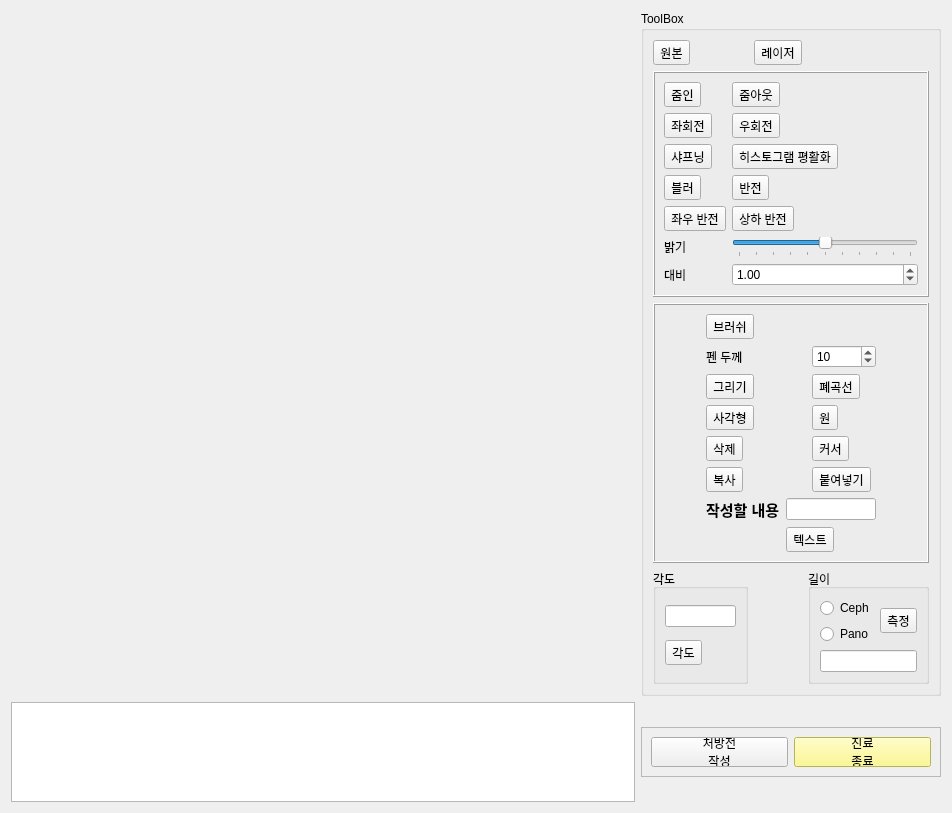
Qt form Project/src/viewer/ImageViewerSW/imagealbum.ui (AndaCondaa/Dental_Imaging_SW_System) before a commit.
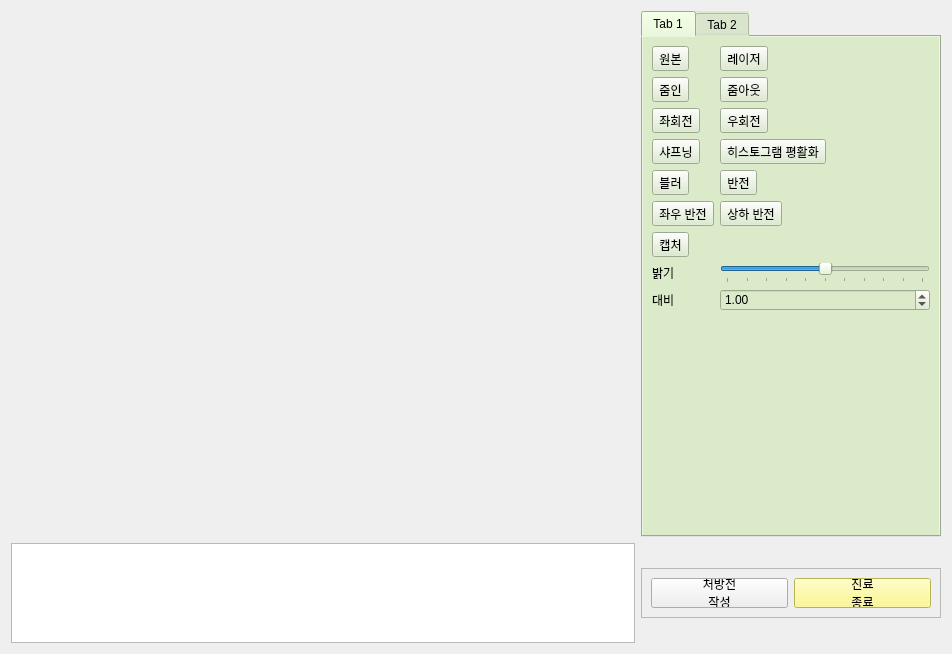
The same form after that commit.

Commit message: feat : add Capture, modify text font size

The edit to the form file:
```diff
--- a/Project/src/viewer/ImageViewerSW/imagealbum.ui
+++ b/Project/src/viewer/ImageViewerSW/imagealbum.ui
@@ -27,37 +27,186 @@
     <layout class="QGridLayout" name="gridLayout"/>
    </item>
    <item row="0" column="1">
-    <widget class="QSplitter" name="splitter">
-     <property name="orientation">
-      <enum>Qt::Horizontal</enum>
-     </property>
-     <widget class="QGroupBox" name="groupBox">
+    <widget class="QTabWidget" name="tabWidget">
       <property name="maximumSize">
        <size>
         <width>300</width>
         <height>16777215</height>
        </size>
       </property>
-      <property name="font">
-       <font>
-        <bold>false</bold>
-       </font>
-      </property>
-      <property name="title">
-       <string>ToolBox</string>
-      </property>
-      <layout class="QGridLayout" name="gridLayout_7">
-       <item row="2" column="0" colspan="3">
-        <widget class="QFrame" name="frame_2">
-         <property name="frameShape">
-          <enum>QFrame::Box</enum>
+     <property name="styleSheet">
+      <string notr="true">background-color: rgb(219, 235, 202);</string>
+     </property>
+     <property name="currentIndex">
+      <number>0</number>
+     </property>
+     <widget class="QWidget" name="tab">
+      <attribute name="title">
+       <string>Tab 1</string>
+      </attribute>
+      <layout class="QFormLayout" name="formLayout_2">
+       <item row="1" column="0">
+        <widget class="QToolButton" name="ZoomIn">
+         <property name="text">
+          <string>줌인</string>
          </property>
-         <property name="frameShadow">
-          <enum>QFrame::Raised</enum>
-         </property>
-         <layout class="QGridLayout" name="gridLayout_5">
+        </widget>
+       </item>
           <item row="1" column="1">
+        <widget class="QToolButton" name="ZoomOut">
+         <property name="text">
+          <string>줌아웃</string>
+         </property>
+        </widget>
+       </item>
+       <item row="2" column="0">
+        <widget class="QToolButton" name="LeftRotate">
+         <property name="text">
+          <string>좌회전</string>
+         </property>
+        </widget>
+       </item>
+       <item row="2" column="1">
+        <widget class="QToolButton" name="RightRotate">
+         <property name="text">
+          <string>우회전</string>
+         </property>
+        </widget>
+       </item>
+       <item row="3" column="0">
+        <widget class="QToolButton" name="Sharpening">
+         <property name="text">
+          <string>샤프닝</string>
+         </property>
+        </widget>
+       </item>
+       <item row="3" column="1">
+        <widget class="QToolButton" name="HistEqual">
+         <property name="text">
+          <string>히스토그램 평활화</string>
+         </property>
+        </widget>
+       </item>
+       <item row="4" column="0">
+        <widget class="QToolButton" name="Blur">
+         <property name="text">
+          <string>블러</string>
+         </property>
+        </widget>
+       </item>
+       <item row="4" column="1">
+        <widget class="QToolButton" name="Reverse">
+         <property name="text">
+          <string>반전</string>
+         </property>
+        </widget>
+       </item>
+       <item row="5" column="0">
+        <widget class="QToolButton" name="VReverse">
+         <property name="text">
+          <string>좌우 반전</string>
+         </property>
+        </widget>
+       </item>
+       <item row="5" column="1">
+        <widget class="QToolButton" name="HReverse">
+         <property name="text">
+          <string>상하 반전</string>
+         </property>
+        </widget>
+       </item>
+       <item row="7" column="0">
+        <widget class="QLabel" name="label">
+         <property name="text">
+          <string>밝기</string>
+         </property>
+         <property name="buddy">
+          <cstring>horizontalSlider</cstring>
+         </property>
+        </widget>
+       </item>
+       <item row="7" column="1">
+        <widget class="QSlider" name="horizontalSlider">
+         <property name="minimum">
+          <number>-50</number>
+         </property>
+         <property name="maximum">
+          <number>50</number>
+         </property>
+         <property name="orientation">
+          <enum>Qt::Horizontal</enum>
+         </property>
+         <property name="tickPosition">
+          <enum>QSlider::TicksBelow</enum>
+         </property>
+        </widget>
+       </item>
+       <item row="8" column="0">
+        <widget class="QLabel" name="label_2">
+         <property name="text">
+          <string>대비</string>
+         </property>
+         <property name="buddy">
+          <cstring>Contrast</cstring>
+         </property>
+        </widget>
+       </item>
+       <item row="8" column="1">
+        <widget class="QDoubleSpinBox" name="Contrast">
+         <property name="maximum">
+          <double>5.000000000000000</double>
+         </property>
+         <property name="singleStep">
+          <double>0.200000000000000</double>
+         </property>
+         <property name="value">
+          <double>1.000000000000000</double>
+         </property>
+        </widget>
+       </item>
+       <item row="0" column="0">
+        <widget class="QToolButton" name="OrigImage">
+         <property name="text">
+          <string>원본</string>
+         </property>
+        </widget>
+       </item>
+       <item row="0" column="1">
+        <widget class="QToolButton" name="Laser">
+         <property name="text">
+          <string>레이저</string>
+         </property>
+        </widget>
+       </item>
+       <item row="6" column="0">
+        <widget class="QToolButton" name="Capture">
+         <property name="text">
+          <string>캡처</string>
+         </property>
+        </widget>
+       </item>
+      </layout>
+     </widget>
+     <widget class="QWidget" name="tab_2">
+      <attribute name="title">
+       <string>Tab 2</string>
+      </attribute>
+      <layout class="QFormLayout" name="formLayout_4">
+       <item row="0" column="0">
+        <widget class="QToolButton" name="Brush">
+         <property name="text">
+          <string>브러쉬</string>
+         </property>
+        </widget>
+       </item>
+       <item row="1" column="0">
            <widget class="QLabel" name="label_3">
+         <property name="font">
+          <font>
+           <pointsize>11</pointsize>
+           <bold>true</bold>
+          </font>
+         </property>
             <property name="text">
              <string>펜 두께</string>
             </property>
@@ -66,57 +215,84 @@
             </property>
            </widget>
           </item>
-          <item row="4" column="1">
-           <widget class="QToolButton" name="Delete">
-            <property name="text">
-             <string>삭제</string>
-            </property>
-            <property name="shortcut">
-             <string>Del</string>
+       <item row="1" column="1">
+        <widget class="QSpinBox" name="Thickness">
+         <property name="value">
+          <number>10</number>
             </property>
            </widget>
           </item>
-          <item row="2" column="1">
+       <item row="2" column="0">
            <widget class="QToolButton" name="Lines">
             <property name="text">
              <string>그리기</string>
             </property>
            </widget>
           </item>
-          <item row="0" column="1">
-           <widget class="QToolButton" name="Brush">
+       <item row="2" column="1">
+        <widget class="QToolButton" name="Freehand">
             <property name="text">
              <string>브러쉬</string>
             </property>
            </widget>
           </item>
-          <item row="3" column="1">
+       <item row="3" column="0">
            <widget class="QToolButton" name="Rectangle">
             <property name="text">
              <string>사각형</string>
             </property>
            </widget>
           </item>
-          <item row="4" column="2">
+       <item row="3" column="1">
+        <widget class="QToolButton" name="Ellipse">
+         <property name="text">
+          <string>원</string>
+         </property>
+        </widget>
+       </item>
+       <item row="4" column="0">
+        <widget class="QToolButton" name="Delete">
+         <property name="text">
+          <string>삭제</string>
+         </property>
+         <property name="shortcut">
+          <string>Del</string>
+         </property>
+        </widget>
+       </item>
+       <item row="4" column="1">
            <widget class="QToolButton" name="Cursor">
             <property name="text">
              <string>커서</string>
             </property>
            </widget>
           </item>
-          <item row="2" column="2">
-           <widget class="QToolButton" name="Freehand">
-            <property name="text">
-             <string>폐곡선</string>
-            </property>
-           </widget>
-          </item>
-          <item row="6" column="1" colspan="2">
+       <item row="5" column="0" colspan="2">
            <layout class="QFormLayout" name="formLayout">
-            <item row="0" column="1">
-             <widget class="QLineEdit" name="lineEdit"/>
-            </item>
             <item row="0" column="0">
+          <widget class="QLabel" name="label_5">
+           <property name="font">
+            <font>
+             <pointsize>11</pointsize>
+             <bold>true</bold>
+            </font>
+           </property>
+           <property name="text">
+            <string>글자 크기</string>
+           </property>
+           <property name="buddy">
+            <cstring>Fontsize</cstring>
+           </property>
+          </widget>
+         </item>
+         <item row="0" column="1">
+          <widget class="QSpinBox" name="Fontsize">
+           <property name="value">
+            <number>10</number>
+           </property>
+          </widget>
+         </item>
+         <item row="1" column="0">
              <widget class="QLabel" name="label_4">
               <property name="font">
                <font>
@@ -133,6 +309,9 @@
              </widget>
             </item>
             <item row="1" column="1">
+          <widget class="QLineEdit" name="lineEdit"/>
+         </item>
+         <item row="2" column="1">
              <widget class="QToolButton" name="TextBox">
               <property name="text">
                <string>텍스트</string>
@@ -141,44 +320,7 @@
             </item>
            </layout>
           </item>
-          <item row="1" column="2">
-           <widget class="QSpinBox" name="Thickness">
-            <property name="value">
-             <number>10</number>
-            </property>
-           </widget>
-          </item>
-          <item row="3" column="2">
-           <widget class="QToolButton" name="Ellipse">
-            <property name="text">
-             <string>원</string>
-            </property>
-           </widget>
-          </item>
-          <item row="5" column="1">
-           <widget class="QToolButton" name="Copy">
-            <property name="text">
-             <string>복사</string>
-            </property>
-            <property name="shortcut">
-             <string>Ctrl+C</string>
-            </property>
-           </widget>
-          </item>
-          <item row="5" column="2">
-           <widget class="QToolButton" name="Paste">
-            <property name="text">
-             <string>붙여넣기</string>
-            </property>
-            <property name="shortcut">
-             <string>Ctrl+V</string>
-            </property>
-           </widget>
-          </item>
-         </layout>
-        </widget>
-       </item>
-       <item row="3" column="0">
+       <item row="6" column="0" colspan="2">
         <widget class="QGroupBox" name="groupBox_3">
          <property name="title">
           <string>각도</string>
@@ -197,14 +339,7 @@
          </layout>
         </widget>
        </item>
-       <item row="0" column="0">
-        <widget class="QToolButton" name="OrigImage">
-         <property name="text">
-          <string>원본</string>
-         </property>
-        </widget>
-       </item>
-       <item row="3" column="2">
+       <item row="7" column="0" colspan="2">
         <widget class="QGroupBox" name="groupBox_2">
          <property name="title">
           <string>길이</string>
@@ -234,147 +369,16 @@
           <item row="2" column="0" colspan="2">
            <widget class="QLineEdit" name="LengthResult"/>
           </item>
-         </layout>
-        </widget>
-       </item>
-       <item row="1" column="0" colspan="3">
-        <widget class="QFrame" name="frame">
-         <property name="frameShape">
-          <enum>QFrame::Box</enum>
-         </property>
-         <property name="frameShadow">
-          <enum>QFrame::Raised</enum>
-         </property>
-         <layout class="QGridLayout" name="gridLayout_4">
-          <item row="7" column="1">
-           <widget class="QSlider" name="horizontalSlider">
-            <property name="minimum">
-             <number>-50</number>
-            </property>
-            <property name="maximum">
-             <number>50</number>
-            </property>
-            <property name="orientation">
-             <enum>Qt::Horizontal</enum>
-            </property>
-            <property name="tickPosition">
-             <enum>QSlider::TicksBelow</enum>
-            </property>
-           </widget>
-          </item>
-          <item row="2" column="1">
-           <widget class="QToolButton" name="RightRotate">
+          <item row="0" column="0">
+           <widget class="QRadioButton" name="Ceph">
             <property name="text">
-             <string>우회전</string>
+             <string>Ceph</string>
             </property>
            </widget>
           </item>
-          <item row="4" column="0">
-           <widget class="QToolButton" name="Blur">
-            <property name="text">
-             <string>블러</string>
-            </property>
-           </widget>
-          </item>
-          <item row="3" column="0">
-           <widget class="QToolButton" name="Sharpening">
-            <property name="text">
-             <string>샤프닝</string>
-            </property>
-           </widget>
-          </item>
-          <item row="3" column="1">
-           <widget class="QToolButton" name="HistEqual">
-            <property name="text">
-             <string>히스토그램 평활화</string>
-            </property>
-           </widget>
-          </item>
-          <item row="2" column="0">
-           <widget class="QToolButton" name="LeftRotate">
-            <property name="text">
-             <string>좌회전</string>
-            </property>
-           </widget>
-          </item>
-          <item row="1" column="0">
-           <widget class="QToolButton" name="ZoomIn">
-            <property name="text">
-             <string>줌인</string>
-            </property>
-           </widget>
-          </item>
-          <item row="1" column="1">
-           <widget class="QToolButton" name="ZoomOut">
-            <property name="text">
-             <string>줌아웃</string>
-            </property>
-           </widget>
-          </item>
-          <item row="5" column="0">
-           <widget class="QToolButton" name="VReverse">
-            <property name="text">
-             <string>좌우 반전</string>
-            </property>
-           </widget>
-          </item>
-          <item row="5" column="1">
-           <widget class="QToolButton" name="HReverse">
-            <property name="text">
-             <string>상하 반전</string>
-            </property>
-           </widget>
-          </item>
-          <item row="7" column="0">
-           <widget class="QLabel" name="label">
-            <property name="text">
-             <string>밝기</string>
-            </property>
-            <property name="buddy">
-             <cstring>horizontalSlider</cstring>
-            </property>
-           </widget>
-          </item>
-          <item row="4" column="1">
-           <widget class="QToolButton" name="Reverse">
-            <property name="text">
-             <string>반전</string>
-            </property>
-           </widget>
-          </item>
-          <item row="8" column="0">
-           <widget class="QLabel" name="label_2">
-            <property name="text">
-             <string>대비</string>
-            </property>
-            <property name="buddy">
-             <cstring>Contrast</cstring>
-            </property>
-           </widget>
-          </item>
-          <item row="8" column="1">
-           <widget class="QDoubleSpinBox" name="Contrast">
-            <property name="maximum">
-             <double>5.000000000000000</double>
-            </property>
-            <property name="singleStep">
-             <double>0.200000000000000</double>
-            </property>
-            <property name="value">
-             <double>1.000000000000000</double>
-            </property>
-           </widget>
-          </item>
          </layout>
         </widget>
        </item>
-       <item row="0" column="1">
-        <widget class="QToolButton" name="Laser">
-         <property name="text">
-          <string>레이저</string>
-         </property>
-        </widget>
-       </item>
       </layout>
      </widget>
     </widget>
```
Left out of the diff: 9 changed lines with no effect on the pictures. Lines whose indentation alone changed are shown as unchanged. The commit also changes 5 other files.
